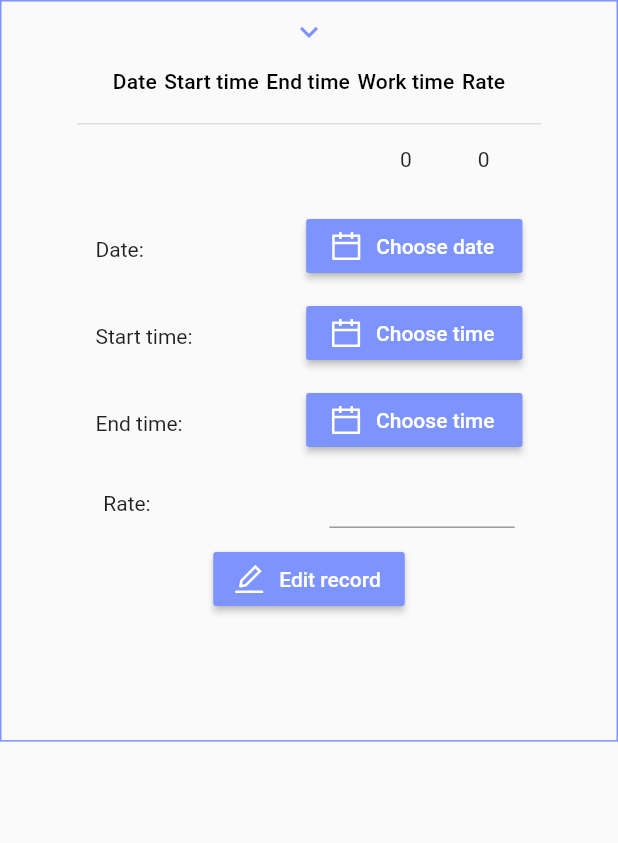
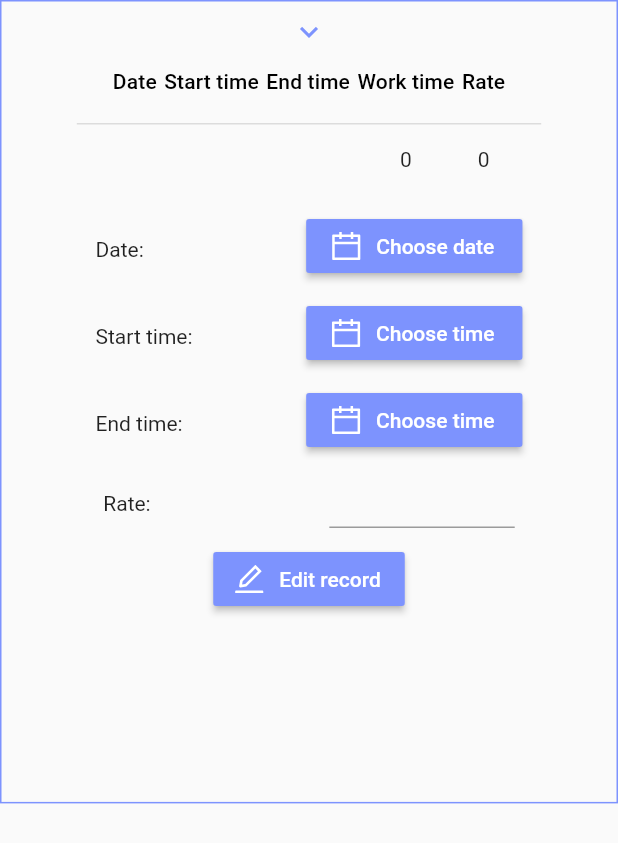
Before and after one commit to ArkadiiShatkovskyi/Flutter, a Flutter app: the EditRecordWidget widget shown alone on an empty page, opened directly, on a phone screen of 412 x 824 dp. Shown: the top 843 px of the screen. Run offline on Flutter 3.47's test engine with Material 2 defaults, Android fonts, the phone set to English and light mode, and no system bars; our stand-ins replace ant_icons, cloud_firestore, firebase_auth, flare_flutter, flutter_svg, gradient_app_bar and 1 more; accounts and stored records are empty.

Commit message:
More space was added to edit bottom sheet

```diff
--- a/job_app/lib/widgets/mainPage/tabs/dataTab/EditRecordWidget.dart
+++ b/job_app/lib/widgets/mainPage/tabs/dataTab/EditRecordWidget.dart
@@ -59,7 +59,7 @@ class _EditRecordWidgetState extends State<EditRecordWidget> {
         border: Border.all(color: appTheme.primaryColor),
       ),
       width: media.size.width * 1,
-      height: media.size.height * .6,
+      height: media.size.height * .65,
       child: Column(
         children: <Widget>[
           Row(
```
